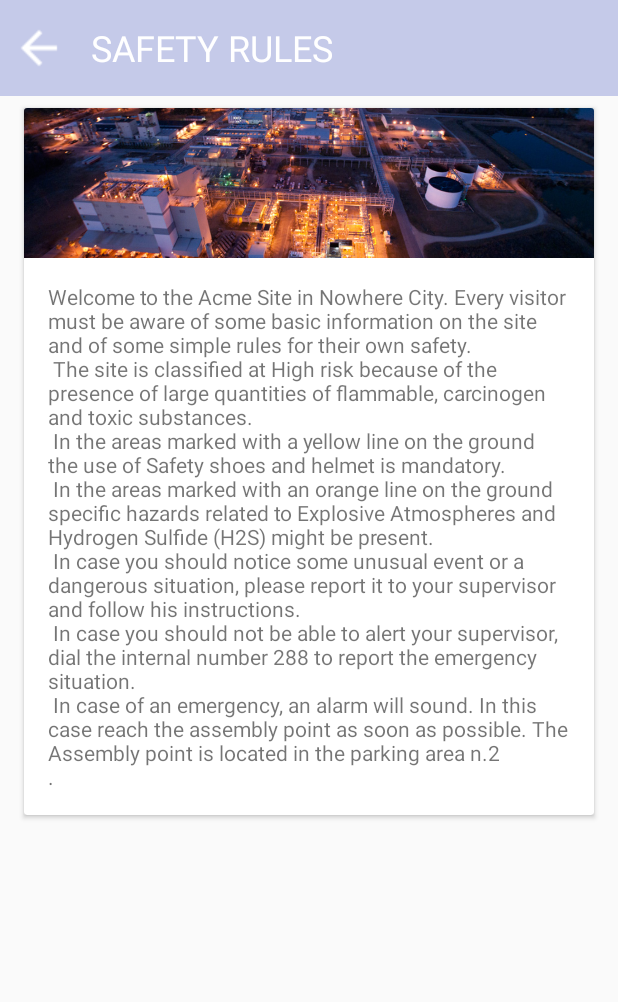
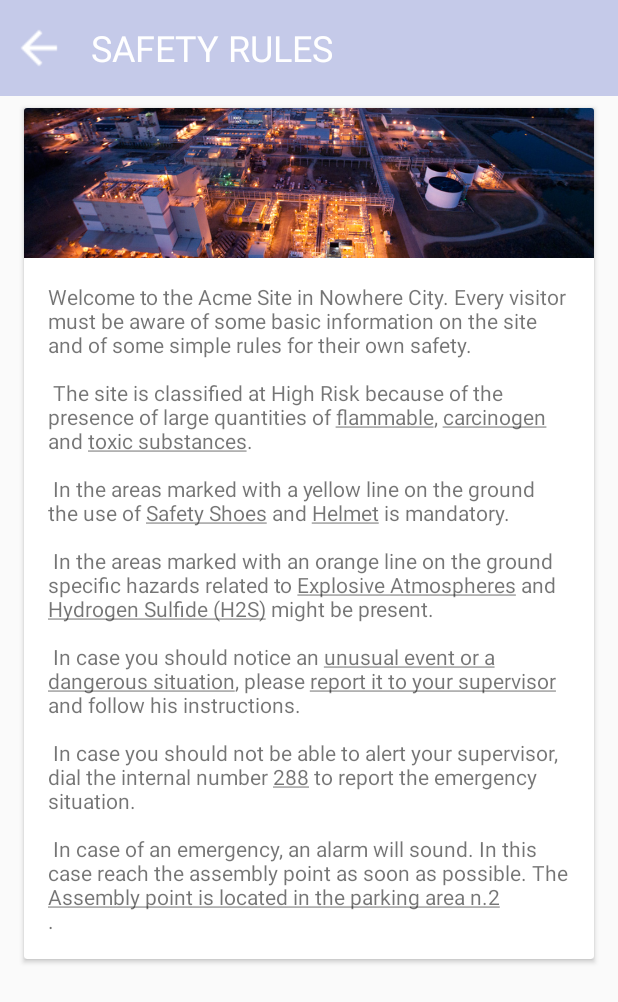
Before and after one commit to litur/SafetyQuizApp, an Android app: the safetyRules screen opened directly, with no data from a screen before it, on a phone screen of 412 x 824 dp. Shown: the top 1002 px of the screen. Run offline under Robolectric (Android 15) with nearby library versions, the phone set to English and light mode, and no system bars.

Commit message:
Improved styles

```diff
--- a/app/src/main/AndroidManifest.xml
+++ b/app/src/main/AndroidManifest.xml
@@ -18,7 +18,11 @@
                 <category android:name="android.intent.category.LAUNCHER" />
             </intent-filter>
         </activity>
-        <activity android:name=".MainActivity" />
+        <!-- android:windowSoftInputMode="stateHidden" is to avoid the keyboard from opening automatically when the Activity is loaded-->
+        <activity
+            android:name=".MainActivity"
+            android:windowSoftInputMode="stateHidden"
+            />
         <activity android:name=".safetyRules" />
         <activity android:name=".MainMenu"></activity>
     </application>
--- a/app/src/main/res/layout/activity_safety_rules.xml
+++ b/app/src/main/res/layout/activity_safety_rules.xml
@@ -11,7 +11,8 @@
         android:layout_width="match_parent"
         android:layout_height="64dp"
         android:background="@color/colorPrimaryLight"
-        android:gravity="center_vertical">
+        android:gravity="center_vertical"
+        >
 
         <ImageView
             android:layout_width="wrap_content"
@@ -24,7 +25,8 @@
             android:layout_height="match_parent"
             style="@style/navigationHeaderStyle"
             android:id="@+id/button_back"
-            android:text="SAFETY RULES"
+            android:text="@string/safety_rules_title"
+
             />
 
     </LinearLayout>
@@ -50,7 +52,7 @@
                     android:src="@drawable/site_image" />
 
                 <TextView
-                    style="@style/instructionsTextStyle"
+                    style="@style/safetyRulesTextStyle"
                     android:text="@string/safety_rules_text" />
             </LinearLayout>
 
--- a/app/src/main/res/values/strings.xml
+++ b/app/src/main/res/values/strings.xml
@@ -39,13 +39,13 @@
     <string name="btn_review_safety_rules">Review Safety Rules</string>
     <string name="btn_take_quiz">Take Quiz</string>
     <string name="safety_rules_text">Welcome to the Acme Site in Nowhere City.
-        Every visitor must be aware of some basic information on the site and of some simple rules for their own safety.\n
-        The site is classified at High risk because of the presence of large quantities of flammable, carcinogen and toxic substances. \n
-        In the areas marked with a yellow line on the ground the use of Safety shoes and helmet is mandatory. \n
-        In the areas marked with an orange line on the ground specific hazards related to Explosive Atmospheres and Hydrogen Sulfide (H2S) might be present. \n
-        In case you should notice some unusual event or a dangerous situation, please report it to your supervisor and follow his instructions.\n
-        In case you should not be able to alert your supervisor, dial the internal number 288 to report the emergency situation. \n
-        In case of an emergency, an alarm will sound. In this case reach the assembly point as soon as possible. The Assembly point is located in the parking area n.2 \n.
+        Every visitor must be aware of some basic information on the site and of some simple rules for their own safety.\n\n
+        The site is classified at High Risk because of the presence of large quantities of <u>flammable</u>, <u>carcinogen</u> and <u>toxic substances</u>.\n\n
+        In the areas marked with a yellow line on the ground the use of <u>Safety Shoes</u> and <u>Helmet</u> is mandatory.\n\n
+        In the areas marked with an orange line on the ground specific hazards related to <u>Explosive Atmospheres</u> and <u>Hydrogen Sulfide (H2S)</u> might be present. \n\n
+        In case you should notice an <u>unusual event or a dangerous situation</u>, please <u>report it to your supervisor</u> and follow his instructions.\n\n
+        In case you should not be able to alert your supervisor, dial the internal number <u>288</u> to report the emergency situation. \n\n
+        In case of an emergency, an alarm will sound. In this case reach the assembly point as soon as possible. The <u>Assembly point is located in the parking area n.2</u> \n.
 
     </string>
     <string name="please_insert_question">Please insert a valid answer for Question</string>
@@ -53,6 +53,16 @@
        Please refer to your supervisor fur further instructions."</string>
     <string name="negative_feedback_1">"<xliff:g id="name" example="James">%s </xliff:g>, you have correctly answered to <xliff:g id="num_answers" example="3">%s</xliff:g> questions. \n"</string>
     <string name="negative_feedback_2">Please, check the questions with the number marked in red.</string>
+    <string name="welcome_text1">Welcome to the Acme Site in Nowhere City</string>
+    <string name="welcome_text2">Every visitor of our site must be aware of some simple safety rules. We ask you to review these rules and answer the following questions. Thanks for your cooperation.</string>
+    <string name="flammable">Flammable</string>
+    <string name="carcinogen">Carcinogen</string>
+    <string name="clp_pictogram_toxic">CLP_pictogram_toxic</string>
+    <string name="clp_pictogram_highly_toxic">CLP_pictogram_highly_toxic</string>
+    <string name="very_toxic_on_single_exposure">Very Toxic on Single Exposure</string>
+    <string name="clp_pictogram_flammable">CLP_pictogram_flammable</string>
+    <string name="main_menu_title">SAFETY INDUCTION QUIZ</string>
+    <string name="safety_rules_title">SAFETY RULES</string>
 
 
 </resources>
--- a/app/src/main/res/values/styles.xml
+++ b/app/src/main/res/values/styles.xml
@@ -19,6 +19,15 @@
         <item name="android:layout_marginTop">@dimen/small_dimen</item>
     </style>
 
+    <style name="instructionsTextStyleHeader">
+        <item name="android:layout_width">match_parent</item>
+        <item name="android:layout_height">wrap_content</item>
+        <item name="android:layout_marginBottom">0dp</item>
+        <item name="android:layout_marginLeft">@dimen/medium_dimen</item>
+        <item name="android:layout_marginRight">@dimen/medium_dimen</item>
+        <item name="android:layout_marginTop">@dimen/medium_dimen</item>
+        <item name="android:textSize">@dimen/material_text_title</item>
+    </style>
     <style name="instructionsTextStyle">
         <item name="android:layout_width">match_parent</item>
         <item name="android:layout_height">wrap_content</item>
@@ -26,6 +35,17 @@
         <item name="android:layout_marginLeft">@dimen/medium_dimen</item>
         <item name="android:layout_marginRight">@dimen/medium_dimen</item>
         <item name="android:layout_marginTop">@dimen/medium_dimen</item>
+        <item name="android:textSize">@dimen/material_text_subhead</item>
+    </style>
+
+    <style name="safetyRulesTextStyle">
+        <item name="android:layout_width">match_parent</item>
+        <item name="android:layout_height">wrap_content</item>
+        <item name="android:layout_marginBottom">@dimen/medium_dimen</item>
+        <item name="android:layout_marginLeft">@dimen/medium_dimen</item>
+        <item name="android:layout_marginRight">@dimen/medium_dimen</item>
+        <item name="android:layout_marginTop">@dimen/medium_dimen</item>
+        <item name="android:textSize">@dimen/material_text_body1</item>
     </style>
 
     <style name="questionsTextStyle">
```
Also changed, not shown: app/src/main/res/layout/activity_main.xml (+6 -6 lines), app/src/main/res/layout/activity_main_menu.xml (+5 -6 lines), app/src/main/res/values/dimens.xml (+12 -0 lines), 1 other file.
